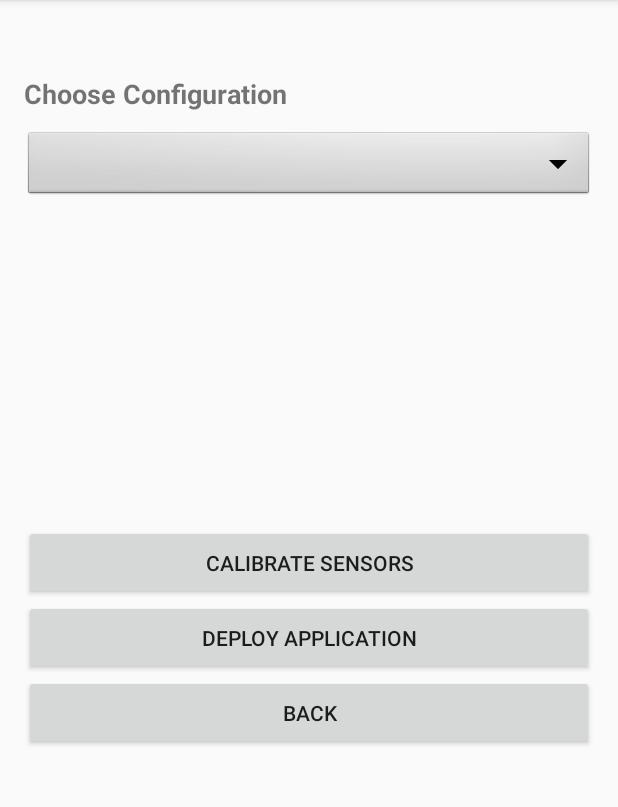
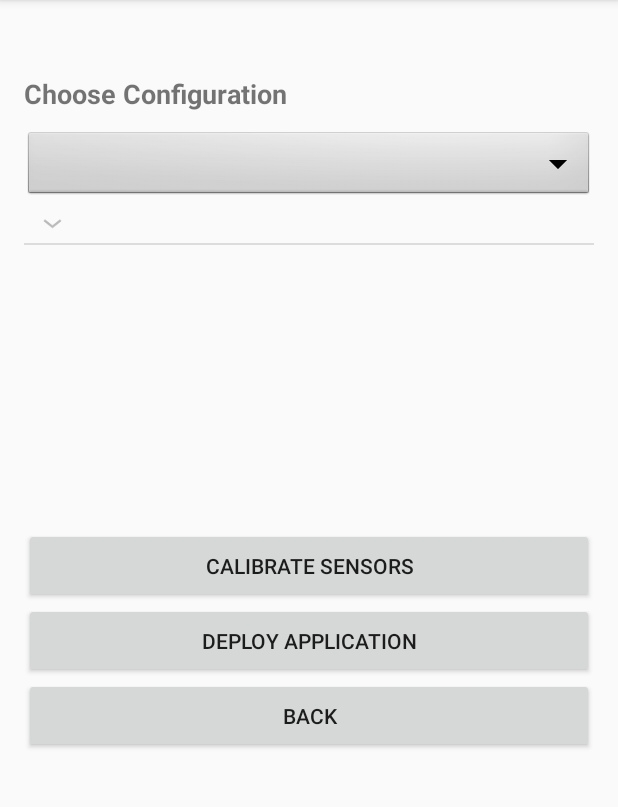
Before and after one commit to 9blue/ad-hoc-building-sensor-devices, an Android app: the ListActivity screen opened directly, with no data from a screen before it, after a tap on "DEPLOY APPLICATION", on a phone screen of 412 x 824 dp, the part 84-891 px from its top. Run offline under Robolectric (Android 15) with nearby library versions, the phone set to English and light mode, and no system bars; our stand-ins replace Firebase (no records; nobody signed in at launch, a user with empty details on screens opened directly); 4 statements that could not run were skipped; 2 other taps on this screen came first.

Commit message:
add progress bar

```diff
--- a/android/app/src/main/AndroidManifest.xml
+++ b/android/app/src/main/AndroidManifest.xml
@@ -38,8 +38,6 @@
         </activity>
         <activity android:name=".mad_hoc.ui.MultiTrackerActivity">
         </activity>
-        <activity android:name=".mad_hoc.ui.QueueDisplayActivity">
-        </activity>
     </application>
 
 </manifest>
--- a/android/app/src/main/java/ini_google/ad_hoc_building_sensor_devices/mad_hoc/ui/ListActivity.java
+++ b/android/app/src/main/java/ini_google/ad_hoc_building_sensor_devices/mad_hoc/ui/ListActivity.java
@@ -14,6 +14,7 @@ import android.widget.AdapterView;
 import android.widget.ArrayAdapter;
 import android.widget.Button;
 import android.widget.ExpandableListView;
+import android.widget.ProgressBar;
 import android.widget.Spinner;
 import android.widget.TextView;
 import android.widget.Toast;
@@ -28,7 +29,6 @@ import org.json.JSONException;
 import org.json.JSONObject;
 
 import java.util.ArrayList;
-import java.util.Date;
 import java.util.HashMap;
 import java.util.Iterator;
 import java.util.List;
@@ -55,6 +55,7 @@ public class ListActivity extends AppCompatActivity implements SensorEventListen
     private FirebaseDatabase database = FirebaseDatabase.getInstance();
     private int calibrationCount;
     private float minValue,maxValue,avgValue;
+    private ProgressBar progressBar;
 
 
     @Override
@@ -71,6 +72,8 @@ public class ListActivity extends AppCompatActivity implements SensorEventListen
         lookupTableInit(lookupTable);
         mSensorManager = (SensorManager) getSystemService(Context.SENSOR_SERVICE);
         mSensor = null;calibrationCount = 0;minValue =0 ;maxValue=0;avgValue=0;
+
+        progressBar = (ProgressBar)findViewById(R.id.progressBar);
 
         final Bundle bundle = getIntent().getExtras();
         configData = bundle.get("sensorConfig").toString();
@@ -105,13 +108,15 @@ public class ListActivity extends AppCompatActivity implements SensorEventListen
                 Toast.makeText(activity, "No sensor is selected", Toast.LENGTH_LONG).show();
             }
         });
+        progressBar.setVisibility(View.INVISIBLE);
 
         calibrateButton.setOnClickListener(new View.OnClickListener() {
             @Override
             public void onClick(View v) {
                //use firebase code to update json
+                progressBar.setVisibility(View.VISIBLE);
+
                 startCalibration();
-
             }
         });
 
@@ -145,6 +150,10 @@ public class ListActivity extends AppCompatActivity implements SensorEventListen
             mSensorManager.registerListener((SensorEventListener) this,mSensor,100000);
 
         }
+        else
+        {
+            setCalibraation();
+        }
         mSensor = null;
     }
 
@@ -163,10 +172,10 @@ public class ListActivity extends AppCompatActivity implements SensorEventListen
             avgValue+=sensor_value;
 
         }
-        if(calibrationCount == 149)
+        if(calibrationCount == 49)
         {
             calibrationCount =0;
-            avgValue = avgValue/150;
+            avgValue = avgValue/50;
             mSensorManager.unregisterListener(this);
             setCalibraation();
         }
@@ -187,6 +196,8 @@ public class ListActivity extends AppCompatActivity implements SensorEventListen
         prepareListData(configData);
         listAdapter.updateVal();
         UpdateJson(configData);
+        progressBar.setVisibility(View.INVISIBLE);
+        //progressBar.setVisibility(View.GONE);
         Toast.makeText(activity, "Sensos Calibrated Successfully", Toast.LENGTH_LONG).show();
         record.put(targetSensor, listDataChild);
         listAdapter = new SensorListAdapter(activity, targetSensor, listDataChild);
--- a/android/app/src/main/java/ini_google/ad_hoc_building_sensor_devices/mad_hoc/ui/MainActivity.java
+++ b/android/app/src/main/java/ini_google/ad_hoc_building_sensor_devices/mad_hoc/ui/MainActivity.java
@@ -1,9 +1,7 @@
 package ini_google.ad_hoc_building_sensor_devices.mad_hoc.ui;
 
 import android.app.Activity;
-import android.content.Context;
 import android.content.Intent;
-import android.hardware.camera2.CameraManager;
 import android.os.Bundle;
 import android.provider.Settings.Secure;
 import android.support.v7.app.AppCompatActivity;
@@ -155,6 +153,7 @@ public class MainActivity extends AppCompatActivity {
                                 startActivity(intent);
 
                             } catch (Exception e) {
+                                Toast.makeText(activity, "Configuration Error", Toast.LENGTH_SHORT).show();
                                 e.printStackTrace();
                             }
                         }
--- a/android/app/src/main/res/layout/activity_list.xml
+++ b/android/app/src/main/res/layout/activity_list.xml
@@ -50,8 +50,14 @@
 
         <ExpandableListView
         android:layout_width="fill_parent"
-        android:layout_height="215dp"
+        android:layout_height="169dp"
         android:id="@+id/sensorList"/>
+
+        <ProgressBar
+            style="?android:attr/progressBarStyle"
+            android:layout_width="match_parent"
+            android:layout_height="wrap_content"
+            android:id="@+id/progressBar"/>
 
         <Button
             android:text="Calibrate Sensors"
--- a/android/app/src/main/res/layout/queue_item.xml
+++ b/android/app/src/main/res/layout/queue_item.xml
@@ -15,15 +15,15 @@
             android:layout_height="wrap_content"
             android:id="@+id/queue"
             android:layout_weight="1"
-            android:textSize="50sp"/>
+            android:textSize="24sp"/>
 
         <TextView
-            android:text="0"
+            android:text="Somewhere"
             android:layout_width="match_parent"
             android:layout_height="wrap_content"
             android:id="@+id/faceCount"
             android:layout_weight="1"
-            android:textSize="50sp"/>
+            android:textSize="24sp"/>
 
     </LinearLayout>
 
```
